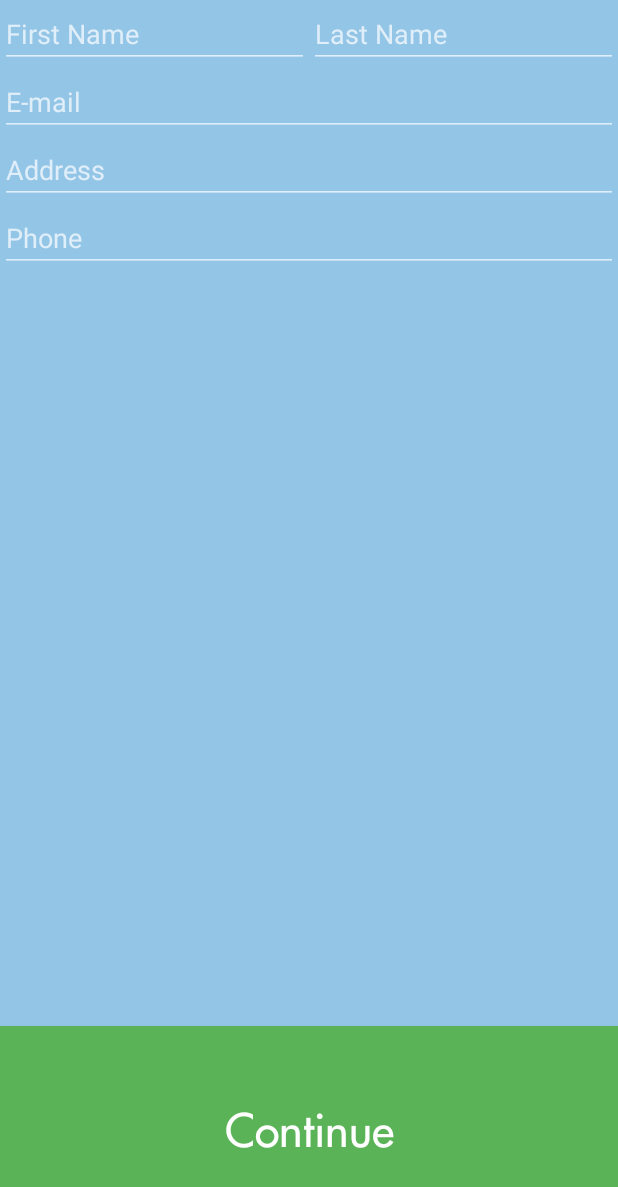
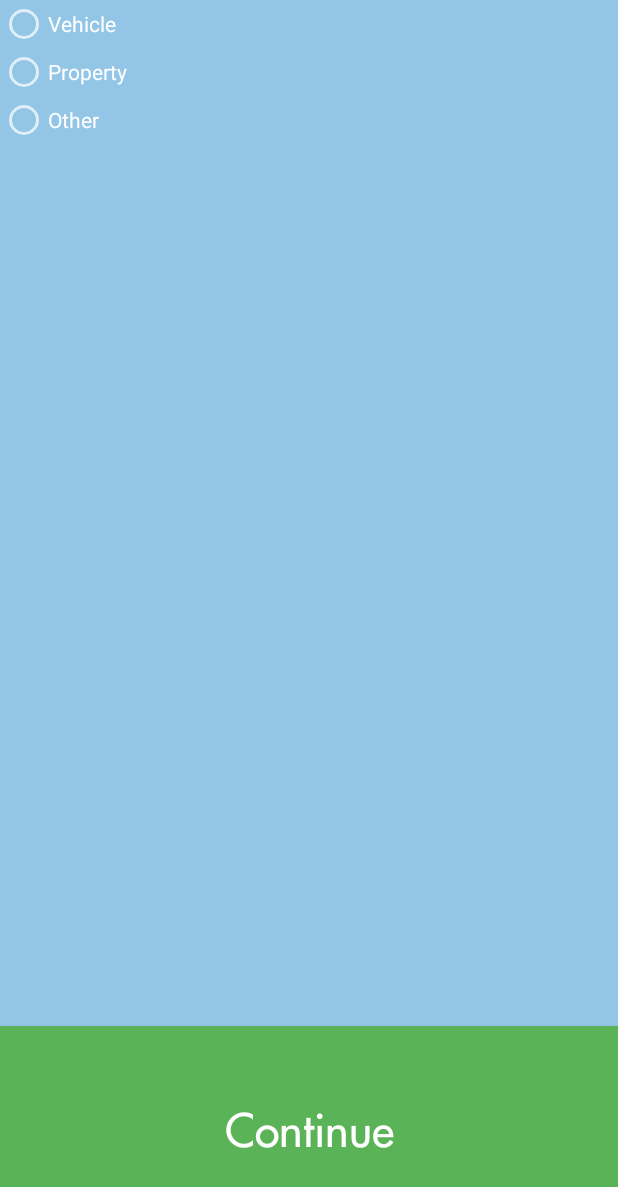
Before and after one commit to dnaismyth/bylaw_report_android, an Android app: the screen it shows after launch (MainActivity before the commit, ViolationTypeActivity after it), after a tap on "Begin Report", on a phone screen of 412 x 824 dp. Shown: the top 1187 px of the screen. Run offline under Robolectric (Android 15) with nearby library versions, the phone set to English and light mode, and no system bars.

```diff
--- a/app/src/main/AndroidManifest.xml
+++ b/app/src/main/AndroidManifest.xml
@@ -8,9 +8,13 @@
         android:label="@string/main_title"
         android:supportsRtl="true"
         android:theme="@style/Theme.AppCompat.NoActionBar">
-        <activity android:name=".MainActivity">
+        <activity android:name=".activities.UserInformationActivity" />
+        <activity android:name=".activities.ReportInformationActivity" />
+        <activity android:name=".activities.ViolationTypeActivity" />
+        <activity android:name=".activities.MainActivity">
             <intent-filter>
                 <action android:name="android.intent.action.MAIN" />
+
 
 
 
--- a/app/src/main/java/com/bylawreport/flow/bylawreport/FontOverride.java
+++ b/app/src/main/java/com/bylawreport/flow/bylawreport/activities/FontOverride.java
@@ -1,4 +1,4 @@
-package com.bylawreport.flow.bylawreport;
+package com.bylawreport.flow.bylawreport.activities;
 
 import java.lang.reflect.Field;
 import android.content.Context;
--- a/app/src/main/java/com/bylawreport/flow/bylawreport/MainActivity.java
+++ b/app/src/main/java/com/bylawreport/flow/bylawreport/activities/MainActivity.java
@@ -1,8 +1,12 @@
-package com.bylawreport.flow.bylawreport;
+package com.bylawreport.flow.bylawreport.activities;
 
+import android.content.Intent;
 import android.support.v7.app.AppCompatActivity;
 import android.os.Bundle;
+import android.util.Log;
 import android.view.View;
+
+import com.bylawreport.flow.bylawreport.R;
 
 public class MainActivity extends AppCompatActivity {
 
@@ -13,10 +17,13 @@ public class MainActivity extends AppCompatActivity {
         super.onCreate(savedInstanceState);
         FontOverride.setDefaultFont(this, "DEFAULT", FUTURA_FONT);   // override font, use FuturaLT
         FontOverride.setDefaultFont(this, "MONOSPACE", FUTURA_FONT);   // override font, use FuturaLT
+        Log.d("HELLO:", "Main Activity class!");
         setContentView(R.layout.activity_main);
     }
 
     public void beginReport(View view){
-        setContentView(R.layout.activity_user_info);
+        //setContentView(R.layout.activity_violation_type);
+        Intent i = new Intent(getApplicationContext(), ViolationTypeActivity.class);
+        startActivity(i);
     }
 }
--- /dev/null
+++ b/app/src/main/java/com/bylawreport/flow/bylawreport/activities/ViolationTypeActivity.java
@@ -0,0 +1,62 @@
+package com.bylawreport.flow.bylawreport.activities;
+
+import android.content.Intent;
+import android.os.Bundle;
+import android.support.v7.app.AppCompatActivity;
+import android.view.View;
+import android.widget.RadioGroup;
+import android.widget.RadioButton;
+import android.widget.Button;
+import android.widget.Toast;
+
+import com.bylawreport.flow.bylawreport.R;
+
+/**
+ * Created by DN on 2016-11-20.
+ */
+public class ViolationTypeActivity extends AppCompatActivity {
+
+    private RadioGroup violationTypeGroup;
+    private RadioButton violationBtn;
+    private Button continueBtn;
+
+    @Override
+    protected void onCreate(Bundle savedInstanceState)  {
+        super.onCreate(savedInstanceState);
+        setContentView(R.layout.activity_violation_type);
+
+        // Set up listener for violation type entry
+        addListenerOnViolationType();
+    }
+
+    /**
+     * Create listener for radio group
+     */
+    public void addListenerOnViolationType() {
+        violationTypeGroup = (RadioGroup) findViewById(R.id.radioGroup_violation);
+        continueBtn = (Button)findViewById(R.id.beginUserInfoBtn);
+
+       violationTypeGroup.setOnCheckedChangeListener(new RadioGroup.OnCheckedChangeListener() {
+           @Override
+           public void onCheckedChanged(RadioGroup group, int checkedId) {
+               RadioButton rb = (RadioButton) group.findViewById(checkedId);
+               if(null!=rb && checkedId > -1){
+                   Toast.makeText(ViolationTypeActivity.this, rb.getText(), Toast.LENGTH_SHORT).show(); // temporary, store user input
+               }
+           }
+       } );
+
+
+
+    }
+
+    /**
+     * Switch to user information view
+     * @param view
+     */
+    public void sendViolationTypeChoice(View view){
+        Intent i = new Intent(getApplicationContext(), UserInformationActivity.class);
+        startActivity(i);
+    }
+
+}
--- /dev/null
+++ b/app/src/main/res/layout/activity_violation_type.xml
@@ -0,0 +1,47 @@
+<?xml version="1.0" encoding="utf-8"?>
+<LinearLayout xmlns:android="http://schemas.android.com/apk/res/android"
+    android:layout_width="match_parent"
+    android:layout_height="match_parent"
+    android:paddingLeft="0dp"
+    android:paddingRight="0dp"
+    android:background="@color/cityBlue"
+    android:orientation="vertical">
+
+<!-- Radio Group For Violation Types -->
+<RadioGroup
+    android:layout_width="fill_parent"
+    android:layout_height="wrap_content"
+    android:orientation="vertical"
+    android:id="@+id/radioGroup_violation">
+
+    <RadioButton android:id="@+id/radio_vehicle"
+        android:layout_width="wrap_content"
+        android:layout_height="wrap_content"
+        android:text="@string/vehicle_violation"/>
+
+    <RadioButton android:id="@+id/property_violation"
+        android:layout_width="wrap_content"
+        android:layout_height="wrap_content"
+        android:text="@string/property_violation"/>
+
+    <RadioButton android:id="@+id/other_violation"
+        android:layout_width="wrap_content"
+        android:layout_height="wrap_content"
+        android:text="@string/other_violation" />
+
+</RadioGroup>
+
+    <RelativeLayout
+        android:layout_width="match_parent"
+        android:layout_height="match_parent"
+        android:gravity="bottom">
+
+        <Button
+            android:id="@+id/beginUserInfoBtn"
+            android:layout_width="match_parent"
+            android:text="@string/button_continue"
+            style="@style/continueButton"
+            android:onClick="sendViolationTypeChoice"/>
+
+    </RelativeLayout>
+</LinearLayout>
--- a/app/src/main/res/values/strings.xml
+++ b/app/src/main/res/values/strings.xml
@@ -9,4 +9,10 @@
     <string name="button_continue">Continue</string>
     <string name="report_continue">Begin Report</string>
     <string name="main_title">Bylaw Report</string>
-    </resources>
+    <string name="incident_date">Date of Incident</string>
+    <string name="report_description">Please provide us with a description of the incident</string>
+    <string name="vehicle_description">Please provide us with a description of the vehicle</string>
+    <string name="vehicle_violation">Vehicle</string>
+    <string name="property_violation">Property</string>
+    <string name="other_violation">Other</string>
+</resources>
--- a/app/src/main/res/values/styles.xml
+++ b/app/src/main/res/values/styles.xml
@@ -17,4 +17,8 @@
         <item name="android:textColor">@color/white</item>
         <item name="android:layout_height">140sp</item>
     </style>
+
+    <style name="noAnimTheme" parent="android:Theme">
+        <item name="android:windowAnimationStyle">@null</item>
+    </style>
 </resources>
```
Also changed, not shown: app/src/main/java/com/bylawreport/flow/bylawreport/activities/ReportInformationActivity.java (added, +18 -0 lines), app/src/main/java/com/bylawreport/flow/bylawreport/activities/UserInformationActivity.java (added, +30 -0 lines), app/src/main/java/com/bylawreport/flow/bylawreport/models/BylawReport.java (added, +87 -0 lines), app/src/main/java/com/bylawreport/flow/bylawreport/models/Media.java (added, +8 -0 lines), app/src/main/java/com/bylawreport/flow/bylawreport/models/ViolationType.java (added, +7 -0 lines), app/src/main/res/layout/report_info.xml (+40 -2 lines).
